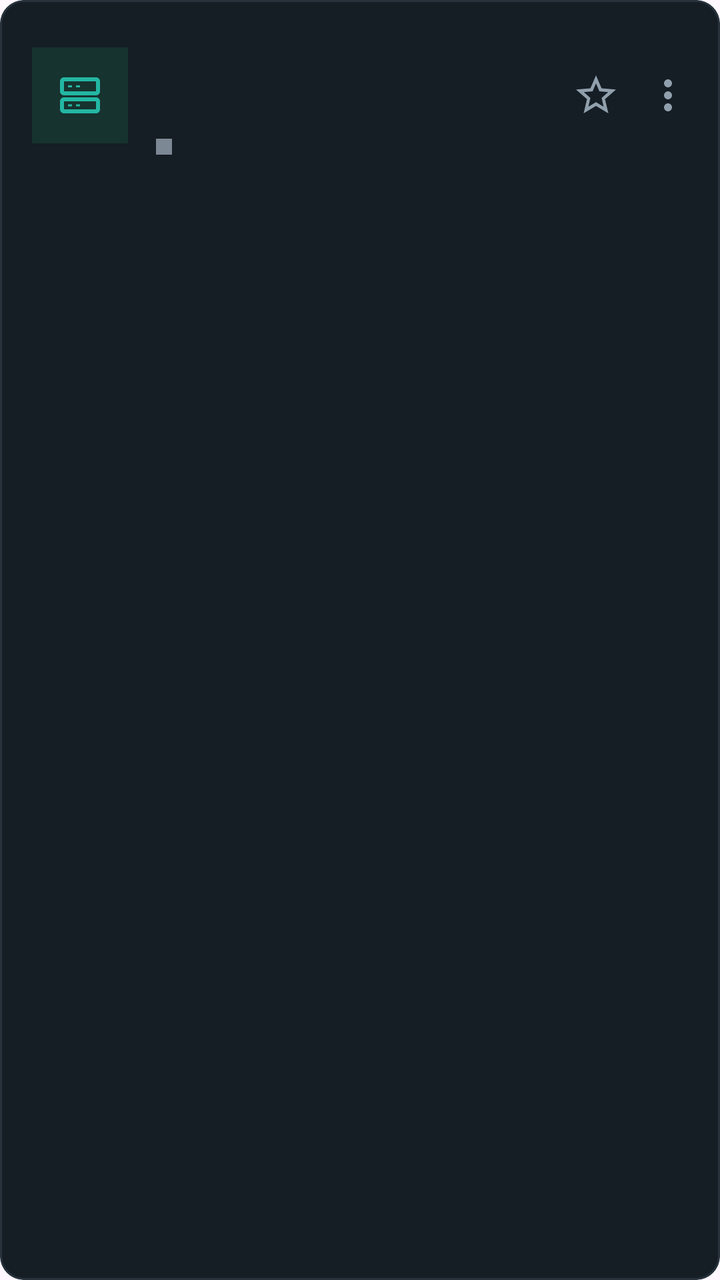
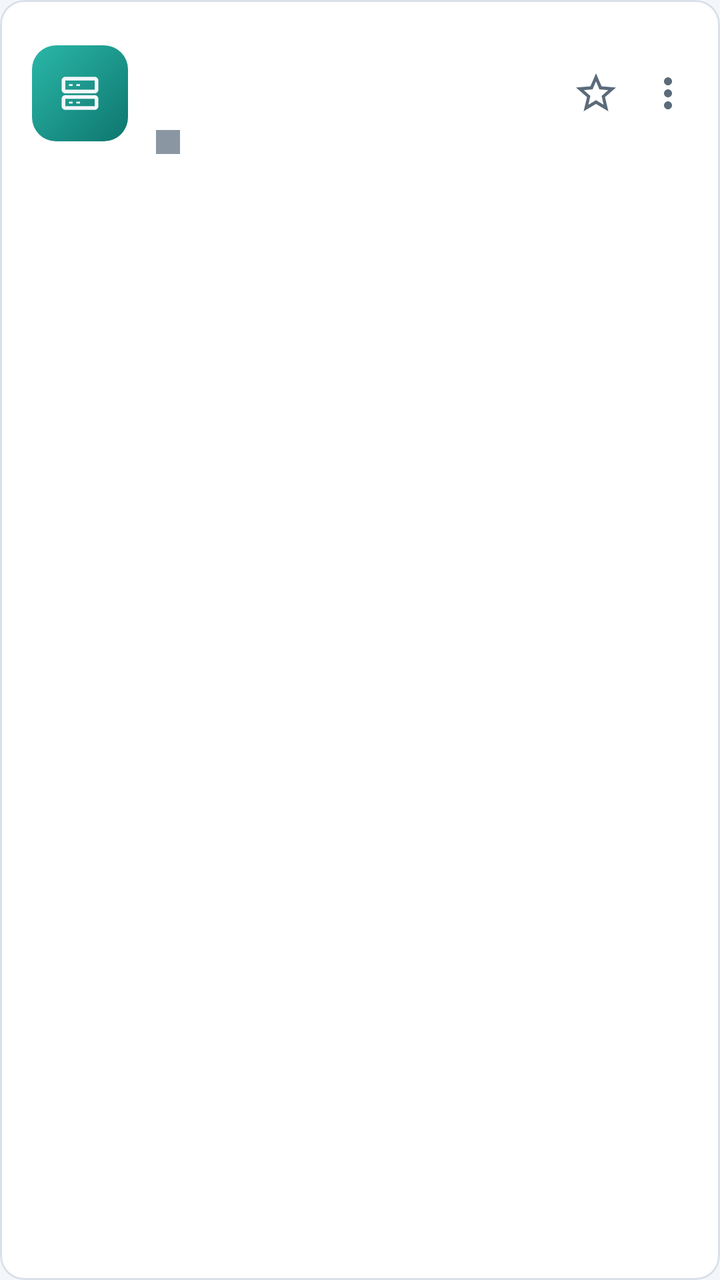

Two renders of the same Android screen: before a commit and after it. Below are the layout's source before the change and the commit's diff.
<!-- AndroidManifest.xml: application theme Theme.AndroidTerminal -->
<!-- res/layout/item_connection_card.xml -->
<?xml version="1.0" encoding="utf-8"?>
<com.google.android.material.card.MaterialCardView xmlns:android="http://schemas.android.com/apk/res/android"
    xmlns:app="http://schemas.android.com/apk/res-auto"
    android:id="@+id/connection_card"
    android:layout_width="match_parent"
    android:layout_height="wrap_content"
    android:layout_marginBottom="10dp"
    android:clickable="true"
    android:focusable="true"
    android:foreground="?attr/selectableItemBackground"
    app:cardBackgroundColor="@color/card_surface"
    app:cardCornerRadius="12dp"
    app:cardElevation="0dp"
    app:strokeColor="@color/drawer_field_stroke"
    app:strokeWidth="1dp">

    <LinearLayout
        android:layout_width="match_parent"
        android:layout_height="wrap_content"
        android:gravity="center_vertical"
        android:orientation="horizontal"
        android:paddingStart="16dp"
        android:paddingTop="14dp"
        android:paddingEnd="8dp"
        android:paddingBottom="14dp">

        <FrameLayout
            android:id="@+id/connection_server_icon_container"
            android:layout_width="48dp"
            android:layout_height="48dp"
            android:background="@color/brand_surface">

            <androidx.appcompat.widget.AppCompatImageView
                android:id="@+id/connection_server_icon"
                android:layout_width="24dp"
                android:layout_height="24dp"
                android:layout_gravity="center"
                android:contentDescription="@string/server_icon_description"
                android:src="@drawable/ic_server"
                android:tint="@color/brand" />
        </FrameLayout>

        <LinearLayout
            android:layout_width="0dp"
            android:layout_height="wrap_content"
            android:layout_marginStart="14dp"
            android:layout_weight="1"
            android:orientation="vertical">

            <TextView
                android:id="@+id/connection_label"
                android:layout_width="wrap_content"
                android:layout_height="wrap_content"
                android:ellipsize="end"
                android:maxLines="1"
                android:textColor="@color/brand"
                android:textSize="11sp"
                android:textStyle="bold"
                android:textAllCaps="true"
                android:visibility="gone" />

            <TextView
                android:id="@+id/connection_title"
                android:layout_width="match_parent"
                android:layout_height="wrap_content"
                android:layout_marginTop="1dp"
                android:ellipsize="end"
                android:maxLines="1"
                android:textColor="@color/text_on_dark"
                android:textSize="17sp"
                android:textStyle="bold" />

            <TextView
                android:id="@+id/connection_details"
                android:layout_width="match_parent"
                android:layout_height="wrap_content"
                android:layout_marginTop="3dp"
                android:ellipsize="end"
                android:maxLines="1"
                android:textColor="@color/text_muted_on_dark"
                android:textSize="13sp" />

            <LinearLayout
                android:layout_width="match_parent"
                android:layout_height="wrap_content"
                android:layout_marginTop="7dp"
                android:gravity="center_vertical"
                android:orientation="horizontal">

                <View
                    android:id="@+id/connection_status_dot"
                    android:layout_width="8dp"
                    android:layout_height="8dp"
                    android:background="@color/status_unknown" />

                <TextView
                    android:id="@+id/connection_status_text"
                    android:layout_width="wrap_content"
                    android:layout_height="wrap_content"
                    android:layout_marginStart="7dp"
                    android:textColor="@color/text_muted_on_dark"
                    android:textSize="12sp" />

                <TextView
                    android:id="@+id/connection_last_connected"
                    android:layout_width="wrap_content"
                    android:layout_height="wrap_content"
                    android:visibility="gone" />
            </LinearLayout>
        </LinearLayout>

        <androidx.appcompat.widget.AppCompatImageButton
            android:id="@+id/connection_favorite"
            android:layout_width="36dp"
            android:layout_height="36dp"
            android:background="?attr/selectableItemBackgroundBorderless"
            android:contentDescription="@string/favorite_description"
            android:padding="8dp"
            android:src="@drawable/ic_star_border"
            android:tint="@color/text_muted_on_dark" />

        <androidx.appcompat.widget.AppCompatImageButton
            android:id="@+id/connection_overflow"
            android:layout_width="36dp"
            android:layout_height="36dp"
            android:background="?attr/selectableItemBackgroundBorderless"
            android:contentDescription="@string/connection_overflow_description"
            android:padding="7dp"
            android:src="@drawable/ic_more_vert"
            android:tint="@color/text_muted_on_dark" />
    </LinearLayout>

</com.google.android.material.card.MaterialCardView>
<!-- resources referenced by this layout -->
<resources>
  <color name="brand">#23B7A4</color>
  <color name="brand_surface">#16332F</color>
  <color name="card_surface">#151D25</color>
  <color name="drawer_field_stroke">#27323D</color>
  <color name="status_unknown">#7C8894</color>
  <color name="text_muted_on_dark">#91A0AD</color>
  <color name="text_on_dark">#F3F7FB</color>
  <!-- drawable ic_more_vert (drawable) -->
  <?xml version="1.0" encoding="utf-8"?>
  <vector xmlns:android="http://schemas.android.com/apk/res/android"
      android:width="24dp"
      android:height="24dp"
      android:viewportWidth="24"
      android:viewportHeight="24"
      android:tint="?attr/colorControlNormal">
      <path
          android:fillColor="@android:color/white"
          android:pathData="M12,8c1.1,0 2,-0.9 2,-2s-0.9,-2 -2,-2 -2,0.9 -2,2 0.9,2 2,2zM12,10c-1.1,0 -2,0.9 -2,2s0.9,2 2,2 2,-0.9 2,-2 -0.9,-2 -2,-2zM12,16c-1.1,0 -2,0.9 -2,2s0.9,2 2,2 2,-0.9 2,-2 -0.9,-2 -2,-2z" />
  </vector>
  <!-- drawable ic_server (drawable) -->
  <?xml version="1.0" encoding="utf-8"?>
  <vector xmlns:android="http://schemas.android.com/apk/res/android"
      android:width="24dp"
      android:height="24dp"
      android:viewportWidth="24"
      android:viewportHeight="24"
      android:tint="?attr/colorControlNormal">
      <path android:fillColor="@android:color/white" android:pathData="M4,3h16c1.1,0 2,0.9 2,2v5c0,1.1 -0.9,2 -2,2H4c-1.1,0 -2,-0.9 -2,-2V5c0,-1.1 0.9,-2 2,-2zM4,5v5h16V5H4zM6,7h2v1H6V7zM10,7h2v1h-2V7zM4,13h16c1.1,0 2,0.9 2,2v4c0,1.1 -0.9,2 -2,2H4c-1.1,0 -2,-0.9 -2,-2v-4c0,-1.1 0.9,-2 2,-2zM4,15v4h16v-4H4zM6,16.5h2v1H6v-1zM10,16.5h2v1h-2v-1z" />
  </vector>
  <!-- drawable ic_star_border (drawable) -->
  <?xml version="1.0" encoding="utf-8"?>
  <vector xmlns:android="http://schemas.android.com/apk/res/android"
      android:width="24dp"
      android:height="24dp"
      android:viewportWidth="24"
      android:viewportHeight="24"
      android:tint="?attr/colorControlNormal">
      <path android:fillColor="@android:color/white" android:pathData="M22,9.1L14.8,8.5 12,2 9.2,8.5 2,9.1 7.5,13.9 5.8,21 12,17.3 18.2,21 16.5,13.9zM12,15.4L8.2,17.7 9.2,13.3 5.9,10.4 10.3,10 12,6 13.7,10 18.1,10.4 14.8,13.3 15.8,17.7z" />
  </vector>
  <style name="Theme.AndroidTerminal" parent="Theme.Material3.Light.NoActionBar">
          <item name="colorPrimary">@color/brand</item>
          <item name="colorSecondary">@color/brand</item>
          <item name="android:statusBarColor">@color/top_bar_surface</item>
          <item name="android:navigationBarColor">@android:color/white</item>
          <item name="android:windowLightStatusBar" tools:targetApi="m">false</item>
      </style>
  <color name="top_bar_surface">#111820</color>
  <!-- unchanged entries left out for length: 3 -->
</resources>

<!-- the commit's change to res/layout/item_connection_card.xml (unified diff, before → after) -->
@@ -28,16 +28,16 @@
             android:id="@+id/connection_server_icon_container"
             android:layout_width="48dp"
             android:layout_height="48dp"
-            android:background="@color/brand_surface">
+            android:background="@drawable/bg_server_icon_tile">
 
             <androidx.appcompat.widget.AppCompatImageView
                 android:id="@+id/connection_server_icon"
-                android:layout_width="24dp"
-                android:layout_height="24dp"
+                android:layout_width="22dp"
+                android:layout_height="22dp"
                 android:layout_gravity="center"
                 android:contentDescription="@string/server_icon_description"
                 android:src="@drawable/ic_server"
-                android:tint="@color/brand" />
+                android:tint="@color/terminal_background" />
         </FrameLayout>
 
         <LinearLayout
@@ -67,7 +67,7 @@
                 android:ellipsize="end"
                 android:maxLines="1"
                 android:textColor="@color/text_on_dark"
-                android:textSize="17sp"
+                android:textSize="16sp"
                 android:textStyle="bold" />
 
             <TextView
@@ -78,7 +78,7 @@
                 android:ellipsize="end"
                 android:maxLines="1"
                 android:textColor="@color/text_muted_on_dark"
-                android:textSize="13sp" />
+                android:textSize="12sp" />
 
             <LinearLayout
                 android:layout_width="match_parent"
@@ -89,8 +89,8 @@
 
                 <View
                     android:id="@+id/connection_status_dot"
-                    android:layout_width="8dp"
-                    android:layout_height="8dp"
+                    android:layout_width="12dp"
+                    android:layout_height="12dp"
                     android:background="@color/status_unknown" />
 
                 <TextView
<!-- resource entries referenced after the edit -->
@@ -1,12 +1,22 @@
 <!-- resources referenced by this layout -->
 <resources>
-  <color name="brand">#23B7A4</color>
-  <color name="brand_surface">#16332F</color>
-  <color name="card_surface">#151D25</color>
-  <color name="drawer_field_stroke">#27323D</color>
-  <color name="status_unknown">#7C8894</color>
-  <color name="text_muted_on_dark">#91A0AD</color>
-  <color name="text_on_dark">#F3F7FB</color>
+  <color name="brand">#0E9E8F</color>
+  <color name="card_surface">#FFFFFF</color>
+  <color name="drawer_field_stroke">#D8E0E8</color>
+  <color name="status_unknown">#8A97A3</color>
+  <color name="terminal_background">#F4F7FA</color>
+  <color name="text_muted_on_dark">#5B6B7A</color>
+  <color name="text_on_dark">#17212B</color>
+  <!-- drawable bg_server_icon_tile (drawable) -->
+  <?xml version="1.0" encoding="utf-8"?>
+  <shape xmlns:android="http://schemas.android.com/apk/res/android"
+      android:shape="rectangle">
+      <gradient
+          android:startColor="@color/brand_gradient_start"
+          android:endColor="@color/brand_gradient_end"
+          android:angle="315" />
+      <corners android:radius="12dp" />
+  </shape>
   <!-- drawable ic_more_vert (drawable) -->
   <?xml version="1.0" encoding="utf-8"?>
   <vector xmlns:android="http://schemas.android.com/apk/res/android"
@@ -16,7 +26,7 @@
       android:viewportHeight="24"
       android:tint="?attr/colorControlNormal">
       <path
-          android:fillColor="@android:color/white"
+          android:fillColor="@color/text_on_dark"
           android:pathData="M12,8c1.1,0 2,-0.9 2,-2s-0.9,-2 -2,-2 -2,0.9 -2,2 0.9,2 2,2zM12,10c-1.1,0 -2,0.9 -2,2s0.9,2 2,2 2,-0.9 2,-2 -0.9,-2 -2,-2zM12,16c-1.1,0 -2,0.9 -2,2s0.9,2 2,2 2,-0.9 2,-2 -0.9,-2 -2,-2z" />
   </vector>
   <!-- drawable ic_server (drawable) -->
@@ -27,7 +37,7 @@
       android:viewportWidth="24"
       android:viewportHeight="24"
       android:tint="?attr/colorControlNormal">
-      <path android:fillColor="@android:color/white" android:pathData="M4,3h16c1.1,0 2,0.9 2,2v5c0,1.1 -0.9,2 -2,2H4c-1.1,0 -2,-0.9 -2,-2V5c0,-1.1 0.9,-2 2,-2zM4,5v5h16V5H4zM6,7h2v1H6V7zM10,7h2v1h-2V7zM4,13h16c1.1,0 2,0.9 2,2v4c0,1.1 -0.9,2 -2,2H4c-1.1,0 -2,-0.9 -2,-2v-4c0,-1.1 0.9,-2 2,-2zM4,15v4h16v-4H4zM6,16.5h2v1H6v-1zM10,16.5h2v1h-2v-1z" />
+      <path android:fillColor="@color/text_on_dark" android:pathData="M4,3h16c1.1,0 2,0.9 2,2v5c0,1.1 -0.9,2 -2,2H4c-1.1,0 -2,-0.9 -2,-2V5c0,-1.1 0.9,-2 2,-2zM4,5v5h16V5H4zM6,7h2v1H6V7zM10,7h2v1h-2V7zM4,13h16c1.1,0 2,0.9 2,2v4c0,1.1 -0.9,2 -2,2H4c-1.1,0 -2,-0.9 -2,-2v-4c0,-1.1 0.9,-2 2,-2zM4,15v4h16v-4H4zM6,16.5h2v1H6v-1zM10,16.5h2v1h-2v-1z" />
   </vector>
   <!-- drawable ic_star_border (drawable) -->
   <?xml version="1.0" encoding="utf-8"?>
@@ -37,16 +47,54 @@
       android:viewportWidth="24"
       android:viewportHeight="24"
       android:tint="?attr/colorControlNormal">
-      <path android:fillColor="@android:color/white" android:pathData="M22,9.1L14.8,8.5 12,2 9.2,8.5 2,9.1 7.5,13.9 5.8,21 12,17.3 18.2,21 16.5,13.9zM12,15.4L8.2,17.7 9.2,13.3 5.9,10.4 10.3,10 12,6 13.7,10 18.1,10.4 14.8,13.3 15.8,17.7z" />
+      <path android:fillColor="@color/text_on_dark" android:pathData="M22,9.1L14.8,8.5 12,2 9.2,8.5 2,9.1 7.5,13.9 5.8,21 12,17.3 18.2,21 16.5,13.9zM12,15.4L8.2,17.7 9.2,13.3 5.9,10.4 10.3,10 12,6 13.7,10 18.1,10.4 14.8,13.3 15.8,17.7z" />
   </vector>
-  <style name="Theme.AndroidTerminal" parent="Theme.Material3.Light.NoActionBar">
+  <style name="Theme.AndroidTerminal" parent="Theme.Material3.DayNight.NoActionBar">
           <item name="colorPrimary">@color/brand</item>
+          <item name="colorOnPrimary">@color/terminal_background</item>
           <item name="colorSecondary">@color/brand</item>
+          <item name="colorSurface">@color/dialog_surface</item>
+          <item name="colorOnSurface">@color/text_on_dark</item>
+          <item name="colorSurfaceVariant">@color/drawer_surface</item>
+          <item name="colorOnSurfaceVariant">@color/text_muted_on_dark</item>
+          <item name="colorSurfaceContainer">@color/dialog_surface</item>
+          <item name="colorSurfaceContainerLow">@color/dialog_surface</item>
+          <item name="colorSurfaceContainerHigh">@color/card_surface</item>
+          <item name="colorSurfaceContainerHighest">@color/card_surface</item>
+          <item name="colorOutline">@color/drawer_field_stroke</item>
+          <item name="colorOutlineVariant">@color/drawer_field_stroke</item>
+          <item name="android:colorBackground">@color/terminal_background</item>
+          <item name="android:windowBackground">@color/terminal_background</item>
+          <item name="colorError">@color/status_error</item>
           <item name="android:statusBarColor">@color/top_bar_surface</item>
-          <item name="android:navigationBarColor">@android:color/white</item>
-          <item name="android:windowLightStatusBar" tools:targetApi="m">false</item>
+          <item name="android:navigationBarColor">@color/terminal_background</item>
+          <item name="android:windowLightStatusBar" tools:targetApi="m">true</item>
+          <item name="popupMenuStyle">@style/Widget.AndroidTerminal.PopupMenu</item>
       </style>
-  <color name="top_bar_surface">#111820</color>
+  <color name="brand_gradient_start">#2AB7A8</color>
+  <color name="brand_gradient_end">#0E766E</color>
+  <color name="dialog_surface">#FFFFFF</color>
+  <color name="drawer_surface">#FFFFFF</color>
+  <color name="status_error">#D9534F</color>
+  <color name="top_bar_surface">#FFFFFF</color>
+  <style name="Widget.AndroidTerminal.PopupMenu" parent="Widget.Material3.PopupMenu">
+          <item name="android:popupBackground">@drawable/bg_popup_menu</item>
+      </style>
+  <!-- drawable bg_popup_menu (drawable) -->
+  <?xml version="1.0" encoding="utf-8"?>
+  <shape xmlns:android="http://schemas.android.com/apk/res/android"
+      android:shape="rectangle">
+      <solid android:color="@color/card_surface" />
+      <corners android:radius="12dp" />
+      <stroke
+          android:width="1dp"
+          android:color="@color/drawer_field_stroke" />
+      <padding
+          android:left="4dp"
+          android:top="4dp"
+          android:right="4dp"
+          android:bottom="4dp" />
+  </shape>
   <!-- unchanged entries left out for length: 3 -->
 </resources>
 
